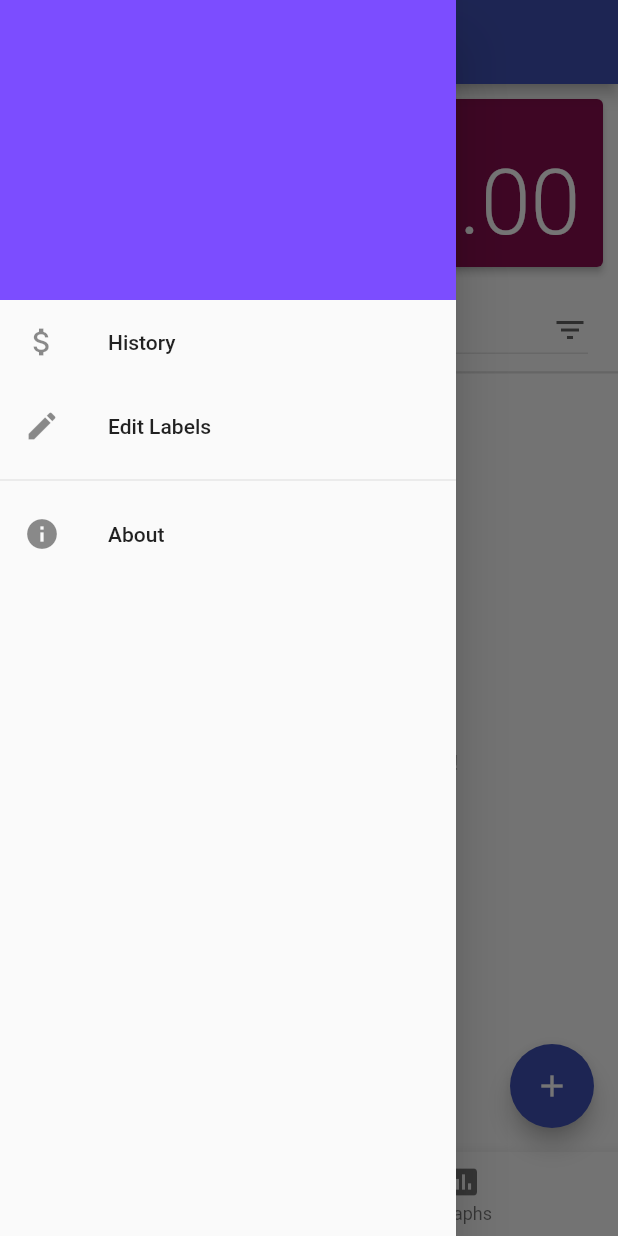
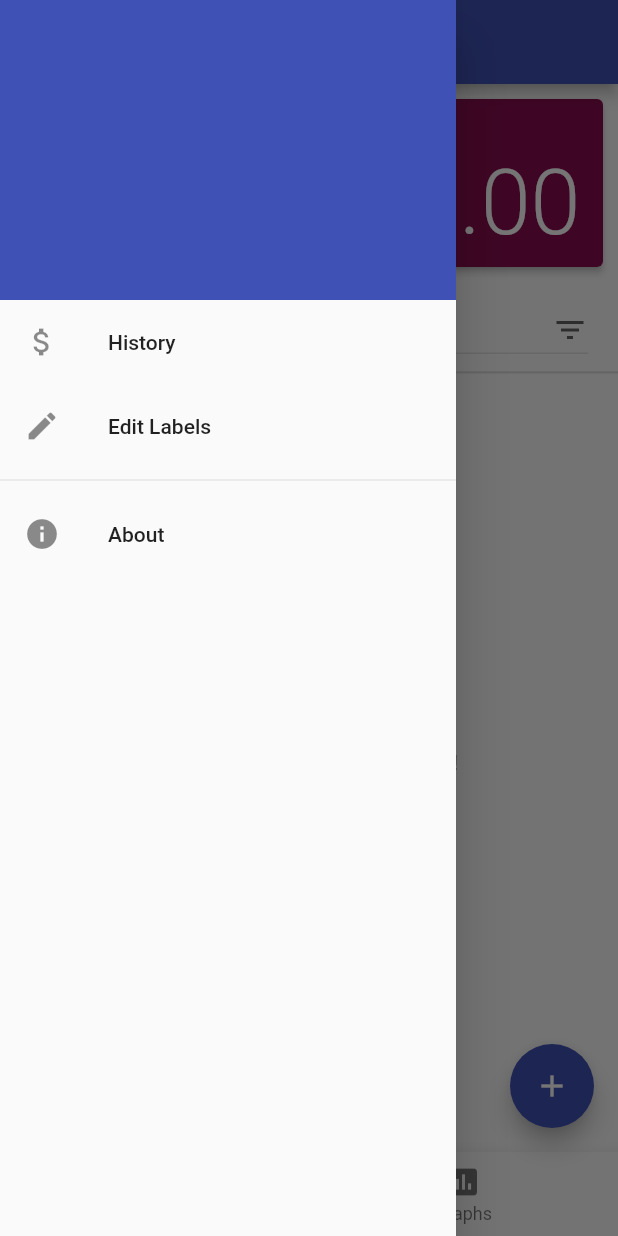
Before and after one commit to rsquared226/budget_my_life, a Flutter app: the screen it shows after launch, with the side drawer open, on a phone screen of 412 x 824 dp. Run offline on Flutter 3.47's test engine with Material 2 defaults, Android fonts, the phone set to English and light mode, and no system bars; our stand-ins replace charts_flutter, flutter_colorpicker, sqflite; accounts and stored records are empty.

Commit message:
Finish About Dialog

```diff
--- /dev/null
+++ b/lib/custom_icons_icons.dart
@@ -0,0 +1,30 @@
+/// Flutter icons CustomIcons
+/// Copyright (C) 2020 by original authors @ fluttericon.com, fontello.com
+/// This font was generated by FlutterIcon.com, which is derived from Fontello.
+///
+/// To use this font, place it in your fonts/ directory and include the
+/// following in your pubspec.yaml
+///
+/// flutter:
+///   fonts:
+///    - family:  CustomIcons
+///      fonts:
+///       - asset: fonts/CustomIcons.ttf
+///
+///
+/// * Font Awesome 5, Copyright (C) 2016 by Dave Gandy
+///         Author:    Dave Gandy
+///         License:   SIL (https://github.com/FortAwesome/Font-Awesome/blob/master/LICENSE.txt)
+///         Homepage:  http://fortawesome.github.com/Font-Awesome/
+///
+import 'package:flutter/widgets.dart';
+
+class CustomIcons {
+  CustomIcons._();
+
+  static const _kFontFam = 'CustomIcons';
+  static const _kFontPkg = null;
+
+  static const IconData linkedin = IconData(0xf08c, fontFamily: _kFontFam, fontPackage: _kFontPkg);
+  static const IconData github = IconData(0xf09b, fontFamily: _kFontFam, fontPackage: _kFontPkg);
+}
--- a/lib/widgets/about_app_list_tile.dart
+++ b/lib/widgets/about_app_list_tile.dart
@@ -1,6 +1,29 @@
 import 'package:flutter/material.dart';
+import 'package:url_launcher/url_launcher.dart' as urlLauncher;
+
+import '../custom_icons_icons.dart';
 
 class AboutAppListTile extends StatelessWidget {
+  Future<void> launchUrl(BuildContext context, String url) async {
+    if (await urlLauncher.canLaunch(url)) {
+      await urlLauncher.launch(url);
+    } else {
+      showDialog(
+        context: context,
+        child: AlertDialog(
+          title: const Text('Could not open URL'),
+          content: Text(url + ' could not be opened'),
+          actions: <Widget>[
+            FlatButton(
+              onPressed: () => Navigator.pop(context),
+              child: const Text('GOT IT'),
+            ),
+          ],
+        ),
+      );
+    }
+  }
+
   @override
   Widget build(BuildContext context) {
     return AboutListTile(
@@ -11,11 +34,24 @@ class AboutAppListTile extends StatelessWidget {
         height: 75,
         width: 75,
       ),
-      applicationLegalese: 'Licensed under GNU GPLv3',
+      applicationLegalese: 'Made by Rahul Ramkumar, licensed under GNU GPLv3',
       applicationVersion: 'v0.1.0',
       aboutBoxChildren: <Widget>[
         const SizedBox(height: 12),
         const Text('A beautiful and informative budgeting app'),
+        const SizedBox(height: 7),
+        ListTile(
+          leading: const Icon(CustomIcons.github),
+          title: const Text('Contribute to the app'),
+          onTap: () => launchUrl(
+              context, 'https://github.com/rsquared226/budget_my_life'),
+        ),
+        ListTile(
+          leading: const Icon(CustomIcons.linkedin),
+          title: const Text('Hire me'),
+          onTap: () =>
+              launchUrl(context, 'https://www.linkedin.com/in/rahulram226/'),
+        ),
       ],
     );
   }
--- a/lib/widgets/app_drawer.dart
+++ b/lib/widgets/app_drawer.dart
@@ -11,8 +11,7 @@ class AppDrawer extends StatelessWidget {
         children: <Widget>[
           Container(
             height: 200,
-            color: Theme.of(context).accentColor,
-            // TODO: add app icon later.
+            color: Theme.of(context).primaryColor,
           ),
           ListTile(
             leading: const Icon(Icons.attach_money),
```
Also changed, not shown: pubspec.yaml (+5 -11 lines), assets/fonts/CustomIcons.ttf (added), pubspec.lock.
